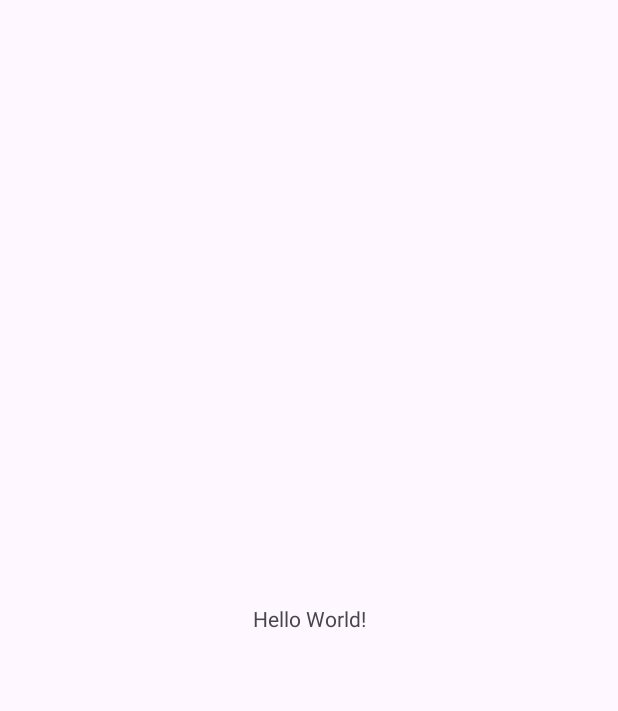
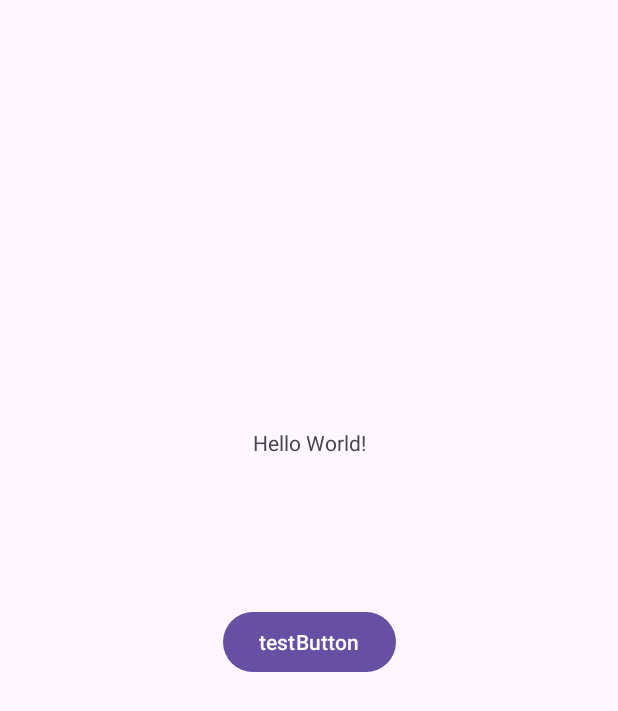
Before and after one commit to Joel-mq/COMP4060CPD, an Android app: the screen it shows after launch (MainActivity), on a phone screen of 412 x 824 dp. Before the commit the part shown is almost empty. Shown: the top 711 px of the screen. Run offline under Robolectric (Android 15) with nearby library versions, the phone set to English and light mode, and no system bars.

Commit message:
Working button

```diff
--- a/app/src/main/java/com/example/gpsnotifier/MainActivity.java
+++ b/app/src/main/java/com/example/gpsnotifier/MainActivity.java
@@ -3,12 +3,29 @@ package com.example.gpsnotifier;
 import androidx.appcompat.app.AppCompatActivity;
 
 import android.os.Bundle;
+import android.view.View;
+import android.widget.Button;
+import android.widget.TextView;
 
 public class MainActivity extends AppCompatActivity {
 
+    private Button button;
+    private TextView test;
+    private String testString = "test";
     @Override
     protected void onCreate(Bundle savedInstanceState) {
         super.onCreate(savedInstanceState);
         setContentView(R.layout.activity_main);
+
+        button = findViewById(R.id.button);
+        test = findViewById(R.id.textView);
+
+        button.setOnClickListener(new View.OnClickListener() {
+            @Override
+
+            public void onClick(View v) {
+                test.setText(testString);
+            }
+        });
     }
 }
--- a/app/src/main/res/layout/activity_main.xml
+++ b/app/src/main/res/layout/activity_main.xml
@@ -7,12 +7,24 @@
     tools:context=".MainActivity">
 
     <TextView
+        android:id="@+id/textView"
         android:layout_width="wrap_content"
         android:layout_height="wrap_content"
         android:text="Hello World!"
         app:layout_constraintBottom_toBottomOf="parent"
         app:layout_constraintEnd_toEndOf="parent"
         app:layout_constraintStart_toStartOf="parent"
-        app:layout_constraintTop_toTopOf="parent" />
+        app:layout_constraintTop_toTopOf="parent"
+        app:layout_constraintVertical_bias="0.355" />
+
+    <Button
+        android:id="@+id/button"
+        android:layout_width="wrap_content"
+        android:layout_height="wrap_content"
+        android:layout_marginTop="99dp"
+        android:text="testButton"
+        app:layout_constraintEnd_toEndOf="parent"
+        app:layout_constraintStart_toStartOf="parent"
+        app:layout_constraintTop_toBottomOf="@+id/textView" />
 
 </androidx.constraintlayout.widget.ConstraintLayout>
```
